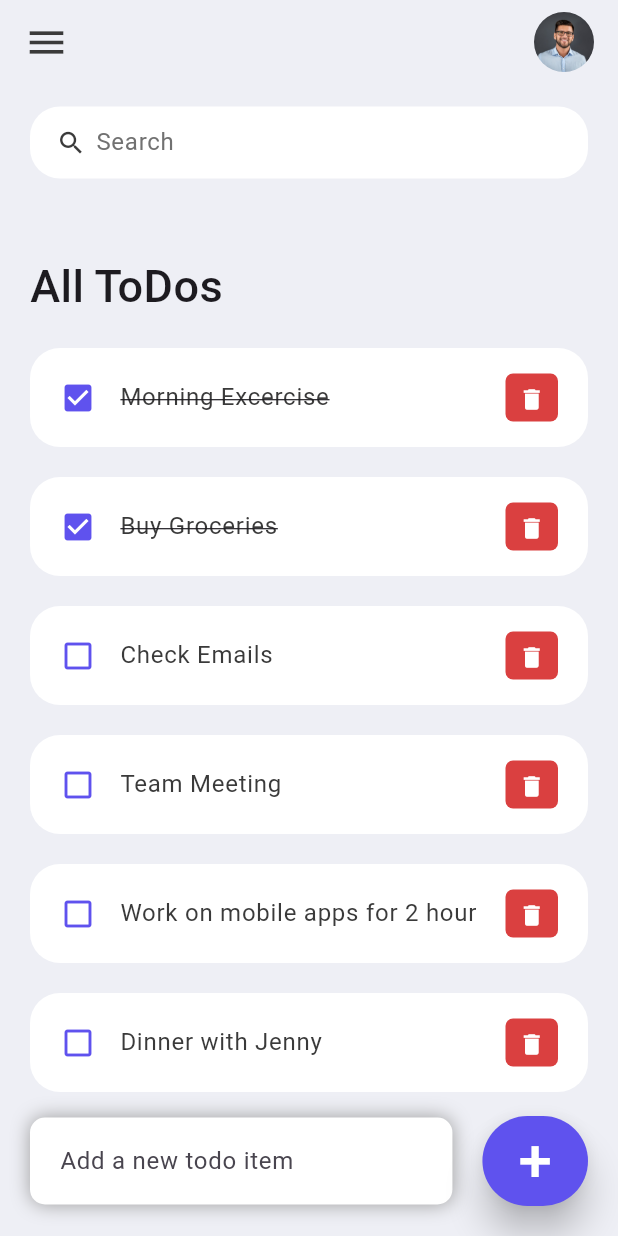
After one commit to Saurabhmaurya111/daily_plan, a Flutter app: the TodoList screen opened directly, on a phone screen of 412 x 824 dp. The commit adds this screen. Run offline on Flutter 3.47's test engine with Material 3 defaults, Android fonts, the phone set to English and light mode, and no system bars; our stand-ins replace flutter_svg.

Commit message:
building to do list

```diff
--- a/lib/constant.dart
+++ b/lib/constant.dart
@@ -8,3 +8,9 @@ const kBlueColor = Color(0xFF817DC0);
 const kShadowColor = Color(0xFFE6E6E6);
 const kyogaColor = Color(0xA9D2CC);
 const Color blueGrey = Colors.blueGrey;
+
+const Color tdRed = Color(0xFFDA4040);
+const Color tdBlue = Color(0xFF5F52EE);
+const Color tdBlack = Color(0xFF3A3A3A);
+const Color tdGrey = Color(0xFF717171);
+const Color tdBGColor = Color(0xFFEEEFF5);
--- /dev/null
+++ b/lib/model/todo.dart
@@ -0,0 +1,24 @@
+class ToDo {
+  String? id;
+  String? todoText;
+  bool isDone;
+
+  ToDo({
+    required this.id,
+    required this.todoText,
+    this.isDone = false
+  });
+
+  static List<ToDo> todoList() {
+    return [
+      ToDo(id: '01', todoText: 'Morning Excercise', isDone: true ),
+      ToDo(id: '02', todoText: 'Buy Groceries', isDone: true ),
+      ToDo(id: '03', todoText: 'Check Emails', ),
+      ToDo(id: '04', todoText: 'Team Meeting', ),
+      ToDo(id: '05', todoText: 'Work on mobile apps for 2 hour', ),
+      ToDo(id: '06', todoText: 'Dinner with Jenny', ),
+    ];
+  }
+
+
+}
--- /dev/null
+++ b/lib/to_do_list.dart
@@ -0,0 +1,160 @@
+import 'package:daily_execises/constant.dart';
+import 'package:daily_execises/model/todo.dart';
+import 'package:daily_execises/widgets/to_do_component.dart';
+import 'package:flutter/cupertino.dart';
+import 'package:flutter/material.dart';
+
+class TodoList extends StatelessWidget {
+  TodoList({super.key});
+  final todosList = ToDo.todoList();
+  @override
+  Widget build(BuildContext context) {
+    return Scaffold(
+      backgroundColor: tdBGColor,
+      appBar: _builappbar(),
+      body: Stack(
+        children: [
+          Container(
+            padding: EdgeInsets.symmetric(horizontal: 20, vertical: 15),
+            child: Column(
+              children: [
+                serachBox(),
+                Expanded(
+                  child: ListView(
+                    children: [
+                      Container(
+                        margin: EdgeInsets.only(top: 50, bottom: 20),
+                        child: Text(
+                          "All ToDos",
+                          style: TextStyle(
+                              fontSize: 30, fontWeight: FontWeight.w500),
+                        ),
+                      ),
+                      for (ToDo todoo in todosList) TodoListComp(todo: todoo),
+                    ],
+                  ),
+                )
+              ],
+            ),
+          ),
+          Align(
+            alignment: Alignment.bottomCenter,
+            child: Row(
+              children: [
+                Expanded(
+                  child: Container(
+                    margin: EdgeInsets.only(
+                      bottom: 20,
+                      right: 20,
+                      left: 20,
+                    ),
+                    padding: EdgeInsets.symmetric(horizontal: 20, vertical: 5),
+                    decoration: BoxDecoration(
+                      color: Colors.white,
+                      boxShadow: const [
+                        BoxShadow(
+                          color: Colors.grey,
+                          offset: Offset(0.0, 0.0),
+                          blurRadius: 10.0,
+                          spreadRadius: 0.0,
+                        ),
+                      ],
+                      borderRadius: BorderRadius.circular(10),
+                    ),
+                    child: TextField(
+                      decoration: InputDecoration(
+                        hintText: 'Add a new todo item',
+                        border: InputBorder.none,
+                      ),
+                    ),
+                  ),
+                ),
+                Container(
+                  margin: EdgeInsets.only(
+                    bottom: 20,
+                    right: 20,
+                  ),
+                  child: ElevatedButton(
+                    child: Text(
+                      "+",
+                      style: TextStyle(fontSize: 40, color: Colors.white),
+                    ),
+                    onPressed: () {},
+                    style: ElevatedButton.styleFrom(
+                      backgroundColor: tdBlue,
+                      minimumSize: Size(60, 60),
+                      elevation: 10,
+                    ),
+                  ),
+                )
+              ],
+            ),
+          )
+        ],
+      ),
+    );
+  }
+
+  AppBar _builappbar() {
+    return AppBar(
+      backgroundColor: tdBGColor,
+      automaticallyImplyLeading: false,
+      elevation: 0,
+      title: Row(
+        mainAxisAlignment: MainAxisAlignment.spaceBetween,
+        children: [
+          Icon(
+            Icons.menu,
+            color: tdBlack,
+            size: 30,
+          ),
+          Container(
+            height: 40,
+            width: 40,
+            child: ClipRRect(
+              borderRadius: BorderRadius.circular(20),
+              child: Image.asset(
+                "assets/images/profile_men.jpg",
+                fit: BoxFit.cover,
+              ),
+            ),
+          ),
+        ],
+      ),
+    );
+  }
+}
+
+class serachBox extends StatelessWidget {
+  const serachBox({
+    super.key,
+  });
+
+  @override
+  Widget build(BuildContext context) {
+    return Container(
+      padding: EdgeInsets.symmetric(horizontal: 15),
+      decoration: BoxDecoration(
+        color: Colors.white,
+        borderRadius: BorderRadius.circular(20),
+      ),
+      child: TextField(
+        decoration: InputDecoration(
+          contentPadding: EdgeInsets.all(0),
+          prefixIcon: Icon(
+            Icons.search,
+            color: tdBlack,
+            size: 20,
+          ),
+          prefixIconConstraints: BoxConstraints(
+            maxHeight: 20,
+            minWidth: 25,
+          ),
+          border: InputBorder.none,
+          hintText: 'Search',
+          hintStyle: TextStyle(color: tdGrey),
+        ),
+      ),
+    );
+  }
+}
--- /dev/null
+++ b/lib/widgets/to_do_component.dart
@@ -0,0 +1,50 @@
+import 'package:daily_execises/constant.dart';
+import 'package:daily_execises/model/todo.dart';
+import 'package:flutter/material.dart';
+
+class TodoListComp extends StatelessWidget {
+  final ToDo todo;
+  const TodoListComp({super.key, required this.todo});
+
+  @override
+  Widget build(BuildContext context) {
+    return Container(
+      margin: EdgeInsets.only(bottom: 20),
+      child: ListTile(
+        onTap: () {},
+        shape: RoundedRectangleBorder(
+          borderRadius: BorderRadius.circular(20),
+        ),
+        contentPadding: EdgeInsets.symmetric(horizontal: 20, vertical: 5),
+        tileColor: Colors.white,
+        leading: Icon(
+         todo.isDone ?  Icons.check_box : Icons.check_box_outline_blank,
+          color: tdBlue,
+        ),
+        title: Text(
+          todo.todoText!,
+          style: TextStyle(
+              fontSize: 16,
+              color: tdBlack,
+              decoration:todo.isDone ? TextDecoration.lineThrough : null),
+        ),
+        trailing: Container(
+          padding: EdgeInsets.all(0),
+          margin: EdgeInsets.symmetric(vertical: 12),
+          height: 35,
+          width: 35,
+          decoration: BoxDecoration(
+            color: tdRed,
+            borderRadius: BorderRadius.circular(5),
+          ),
+          child: IconButton(
+            color: Colors.white,
+            iconSize: 18,
+            onPressed: () {},
+            icon: Icon(Icons.delete),
+          ),
+        ),
+      ),
+    );
+  }
+}
```
Also changed, not shown: lib/main.dart (+23 -9 lines), lib/screens/setting_page.dart (added, +89 -0 lines), assets/images/profile2.jpeg (added), assets/images/profile_men.jpg (added).
